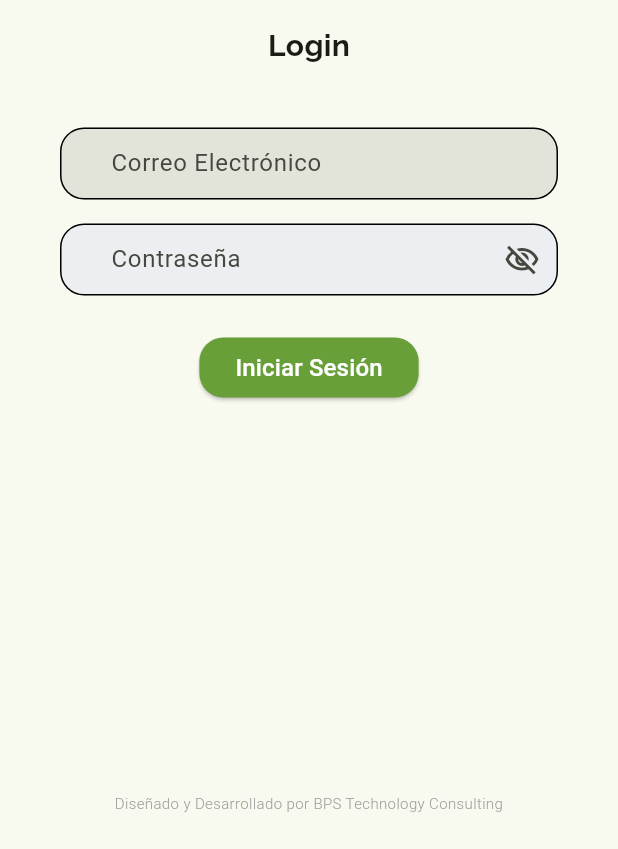
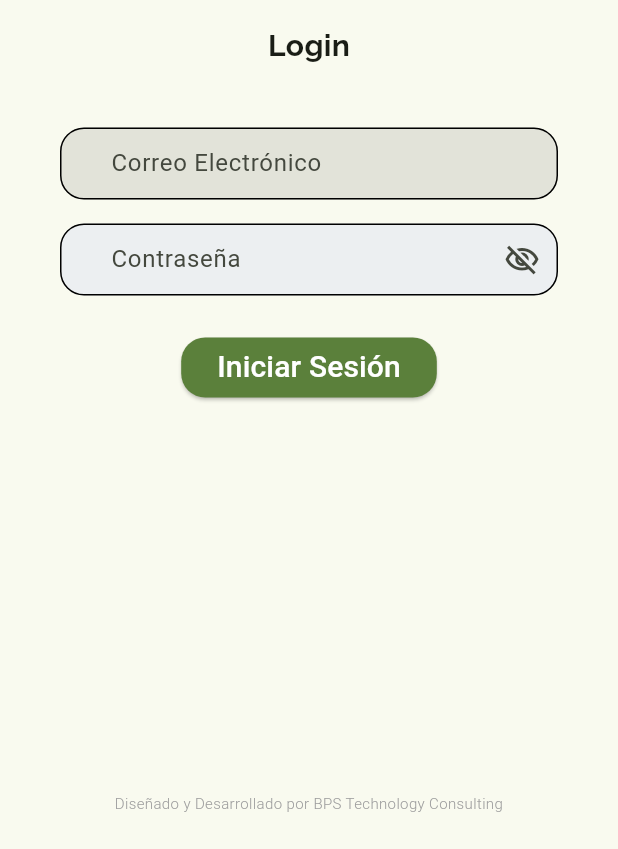
Before and after one commit to PabloPei/TreeSense-Mobile, a Flutter app: the screen it shows after launch, on a phone screen of 412 x 824 dp, the part 387-1236 px from its top. Run offline on Flutter 3.47's test engine with Material 3 defaults, Android fonts, the light colour scheme and no system bars; our stand-ins replace flutter_riverpod, flutter_secure_storage, go_router, google_fonts, image_picker; missing offline and left inert: dart_jsonwebtoken; statements that could not run were skipped.

Commit message:
cambio algunos estilos muy chicos

```diff
--- a/assets/messages/es.json
+++ b/assets/messages/es.json
@@ -7,7 +7,7 @@
     "username": "Nombre de Usuario",
     "email": "Correo Electrónico",
     "password": "Contraseña",
-    "new_tree": "Nuevo Arbol",
+    "new_tree": "+ Nueva Carga",
     "tree_saved": "Árbol guardado correctamente",
     "saved_tree_result": "Resultado del árbol guardado",
     "save_tree": "Carga de datos",
--- a/lib/core/theme/app_theme.dart
+++ b/lib/core/theme/app_theme.dart
@@ -1,6 +1,6 @@
 import 'package:flutter/material.dart';
 
-const Color primarySeedColor = Color(0xFF689F38);
+const Color primarySeedColor = Color.fromARGB(255, 91, 128, 59);
 
 const Color errorColor = Color(0xFFB00020);
 
@@ -17,4 +17,4 @@ final List<Color> greenShades = const [
 
 const Color photoButtonColor = Color.fromARGB(255, 2, 173, 45);
 
-const Color profileDetailsColor = Color(0xFF00695C);
+const Color profileDetailsColor = Color.fromARGB(255, 91, 128, 59);
--- a/lib/core/theme/font_conf.dart
+++ b/lib/core/theme/font_conf.dart
@@ -18,7 +18,7 @@ class AppTextStyles {
   );
 
   static const TextStyle bottomTextStyle = TextStyle(
-    fontSize: 16,
+    fontSize: 20,
     fontWeight: FontWeight.w500,
     color: Colors.white,
   );
```
Also changed, not shown: lib/features/tree/presentation/pages/home_page.dart (+6 -15 lines), 1 other file.
